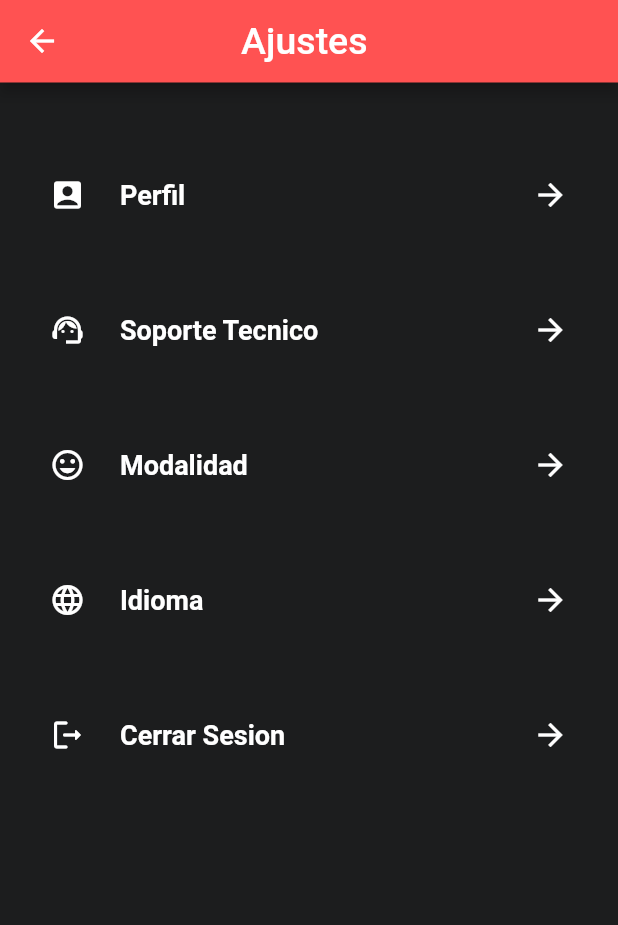
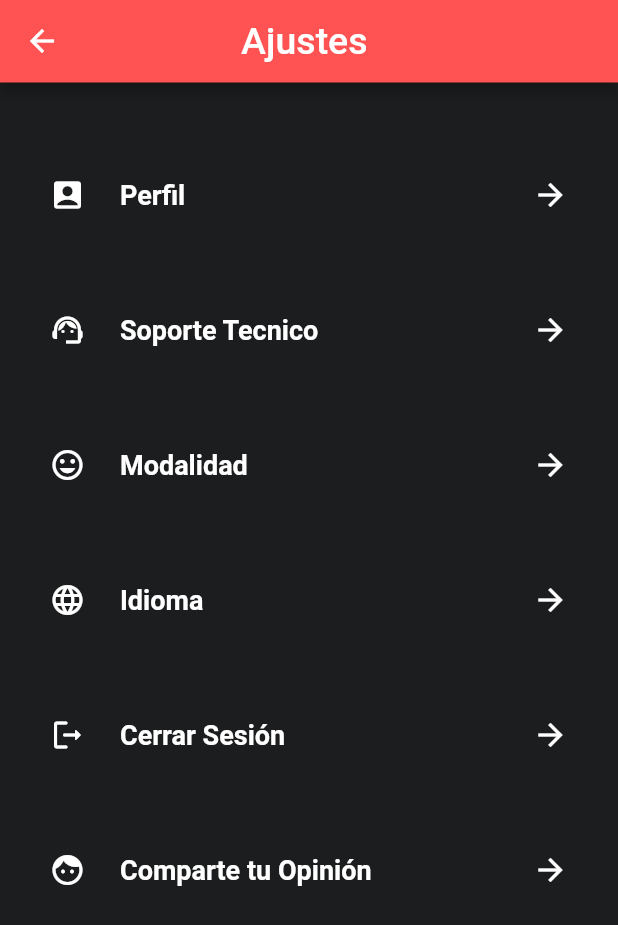
Before and after one commit to JocelynVelarde/Banorte, a Flutter app: the SettingsScreen screen opened directly, on a phone screen of 412 x 824 dp. Shown: the top 925 px of the screen. Run offline on Flutter 3.47's test engine with Material 2 defaults, Android fonts, the phone set to English and light mode, and no system bars; our stand-ins replace flutter_svg.

```diff
--- a/lib/screens/settings_screen.dart
+++ b/lib/screens/settings_screen.dart
@@ -66,7 +66,15 @@ class _SettingsScreenState extends State<SettingsScreen> {
               ),
               SettingsTile(
                 icon: Icons.logout_rounded,
-                title: "Cerrar Sesion",
+                title: "Cerrar Sesión",
+                onTap: () {},
+              ),
+              const SizedBox(
+                height: 40,
+              ),
+              SettingsTile(
+                icon: Icons.face,
+                title: "Comparte tu Opinión",
                 onTap: () {},
               ),
             ],
```
Also changed, not shown: lib/home_widget.dart (+8 -8 lines).
